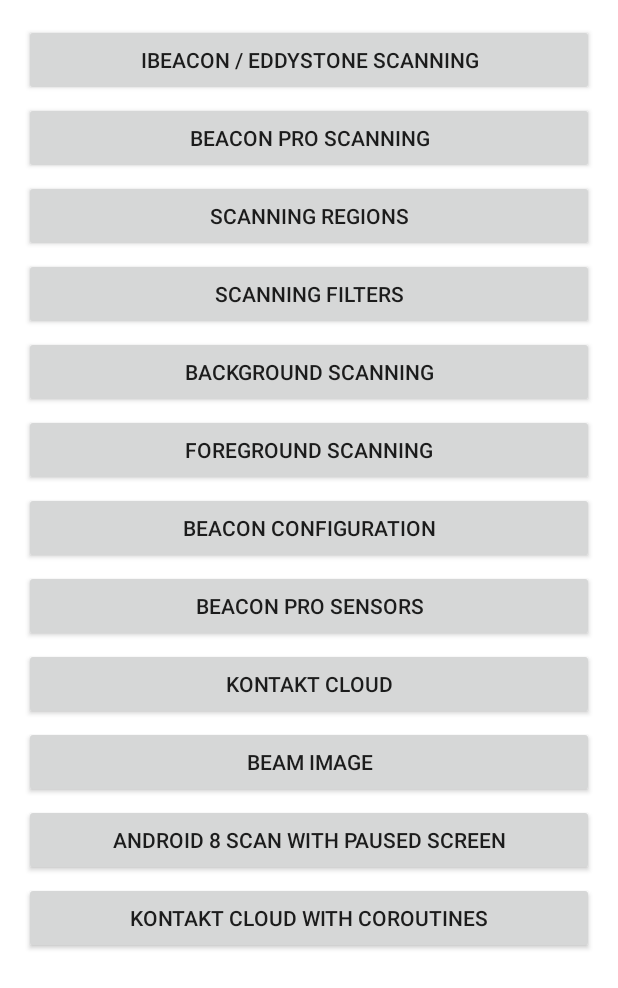
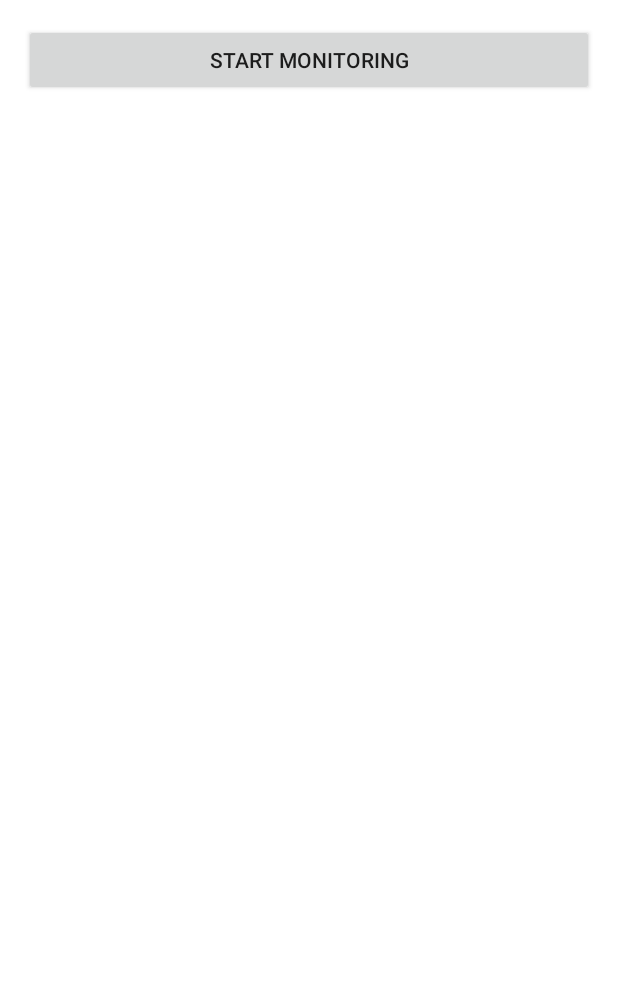
Before and after one commit to TommasoNocchi/DistractionPedestrianSystem, an Android app: the layout activity_main.xml on its own in the app's theme, with its tools: preview values and no code run, on a phone screen of 412 x 824 dp. Shown: the top 988 px of the screen. Run offline under Robolectric (Android 15) with nearby library versions, the phone set to English and light mode, and no system bars.

Commit message:
updated rssi and step counter checks

```diff
--- a/app/src/main/java/it/unipi/sample/samples/BackgroundScanActivity.java
+++ b/app/src/main/java/it/unipi/sample/samples/BackgroundScanActivity.java
@@ -67,12 +67,12 @@ public class BackgroundScanActivity extends AppCompatActivity implements View.On
   private boolean firstRilevation = true;
 
   // steps by second thresholds
-  private double MIN_STEP_SPEED_THRESHOLD = 2;
+  private double MIN_STEP_SPEED_THRESHOLD = 0.5;
   private double MAX_STEP_SPEED_THRESHOLD = 10;
-  private int RSSI_THRESHOLD = -100;
+  private int RSSI_THRESHOLD = -80;
   // user speed thresholds
-  private double MIN_USER_SPEED_THRESHOLD = 5;
-  private double MAX_USER_SPEED_THRESHOLD = 20;
+  private double MIN_USER_SPEED_THRESHOLD = 2;
+  private double MAX_USER_SPEED_THRESHOLD = 35;
   private int MEASURED_POWER = -69;
   private int ENVIROMENT_FACTOR_CONSTANT = 2; //Range 2-4: 2 = Low-strength
 
@@ -81,7 +81,7 @@ public class BackgroundScanActivity extends AppCompatActivity implements View.On
   private ArrayList<Rilevation> lastRilevations;
 
   private static Context context;
-  private ArrayList<RemoteBluetoothDevice> encountered_devs = new ArrayList<>(); // DA DECIDERE
+  private ArrayList<RemoteBluetoothDevice> encountered_devs = new ArrayList<>();
   @SuppressLint("NewApi")
   @Override
   protected void onCreate(Bundle savedInstanceState) {
@@ -115,6 +115,8 @@ public class BackgroundScanActivity extends AppCompatActivity implements View.On
     textView.setText("ON_CREATE");
 
     launchMainService();
+
+    //readFromFile(context);
   }
 
   private void sensorSetup(){
@@ -127,6 +129,8 @@ public class BackgroundScanActivity extends AppCompatActivity implements View.On
       finish();
     }
   }
+
+
 
   @Override
   public void onSensorChanged(SensorEvent event) {
@@ -274,6 +278,14 @@ public class BackgroundScanActivity extends AppCompatActivity implements View.On
     return false;
   }*/
 
+  @Override
+  public void onDestroy() {
+    super.onDestroy();
+
+    writeFileHistory(context);
+  }
+
+
   private void addRilevation(Rilevation newRilevation){
     Rilevation rilevation;
     for(int i=0; i<lastRilevations.size(); i++){
@@ -320,13 +332,18 @@ public class BackgroundScanActivity extends AppCompatActivity implements View.On
       }
       else{
         rilevation = getRilevation(device.getUniqueId());
+        if(rilevation == null)
+          rilevation = new Rilevation(device.getUniqueId(), device.getRssi(), device.getTimestamp());
+
+        else
+        {
           // I check if new device is nearest wrt last one. I check also if the speed is too high,
           // in such case there was an error in the rilevation
-        if((deviceRssi - rilevation.getRssi())/(deviceTimestamp - rilevation.getTimestamp()) < MIN_USER_SPEED_THRESHOLD &&
-              (deviceRssi - rilevation.getRssi())/(deviceTimestamp - rilevation.getTimestamp()) > MAX_USER_SPEED_THRESHOLD){ //(FORSE si può levare perch* c'è): ASCOLTARE AUDIO MINUTO 19:00 13/05/22 CHE MOTIVA DI TENERE QUESTO IF
+          //if(deviceRssi > lastRSSI) --> if(deviceRssi - lastRssi > SOGLIA)
+          if((deviceRssi - rilevation.getRssi())/(deviceTimestamp - rilevation.getTimestamp()) > MIN_USER_SPEED_THRESHOLD &&
+                  (deviceRssi - rilevation.getRssi())/(deviceTimestamp - rilevation.getTimestamp()) < MAX_USER_SPEED_THRESHOLD){ //(FORSE si può levare perch* c'è): ASCOLTARE AUDIO MINUTO 19:00 13/05/22 CHE MOTIVA DI TENERE QUESTO IF
             // I check if new device is too near
             if(deviceRssi > RSSI_THRESHOLD){ //PRE-ALERT
-
               /**
                //Soluzione 1 (PER ORA NON SI GESTISCE IL CASO SE ENTRA NEL PRE ALERT MA POI CI ESCE, QUINDI RILEVA UNO STEP COUNT E MANDA ERRONAMENTE L'ALERT)
                isInThePreAlert=false;
@@ -336,9 +353,10 @@ public class BackgroundScanActivity extends AppCompatActivity implements View.On
                //quando esce mandare ALERT
                */
 
-            // I check if the user is walking. I check also if he has performed too steps, in such case
+              // I check if the user is walking. I check also if he has performed too steps
+              //if(systemStepCount > last_step_count)
               if((systemStepCount - last_step_count)/(deviceTimestamp - rilevation.getTimestamp()) < MAX_STEP_SPEED_THRESHOLD &&
-                    (systemStepCount - last_step_count)/(deviceTimestamp - rilevation.getTimestamp()) < MIN_STEP_SPEED_THRESHOLD){
+                      (systemStepCount - last_step_count)/(deviceTimestamp - rilevation.getTimestamp()) > MIN_STEP_SPEED_THRESHOLD){
 
                 //ALERT mettere metri dal possibile pericolo per vedere che si sta avvicinando sempre di più
 
@@ -351,6 +369,8 @@ public class BackgroundScanActivity extends AppCompatActivity implements View.On
             rilevation.setRssi(deviceRssi);
             rilevation.setTimestamp(deviceTimestamp);
           }
+        }
+        addRilevation(rilevation);
       }
       System.out.println("Timestamp: " + new Timestamp(System.currentTimeMillis()).toString() + ", " + device.toString());
       statusText.setText(String.format("Total discovered devices: %d\n\nLast scanned device:\n%s", devicesCount, device.toString()));
--- a/app/src/main/res/layout/activity_main.xml
+++ b/app/src/main/res/layout/activity_main.xml
@@ -16,100 +16,13 @@
       >
 
     <androidx.appcompat.widget.AppCompatButton
-        android:id="@+id/button_scan_beacons"
-        android:layout_width="match_parent"
-        android:layout_height="wrap_content"
-        android:layout_marginBottom="4dp"
-        android:text="iBeacon / Eddystone Scanning"
-        />
-
-    <androidx.appcompat.widget.AppCompatButton
-        android:id="@+id/button_scan_beacons_pro"
-        android:layout_width="match_parent"
-        android:layout_height="wrap_content"
-        android:layout_marginBottom="4dp"
-        android:text="Beacon Pro Scanning"
-        />
-
-    <androidx.appcompat.widget.AppCompatButton
-        android:id="@+id/button_scan_regions"
-        android:layout_width="match_parent"
-        android:layout_height="wrap_content"
-        android:layout_marginBottom="4dp"
-        android:text="Scanning Regions"
-        />
-
-    <androidx.appcompat.widget.AppCompatButton
-        android:id="@+id/button_scan_filters"
-        android:layout_width="match_parent"
-        android:layout_height="wrap_content"
-        android:layout_marginBottom="4dp"
-        android:text="Scanning Filters"
-        />
-
-    <androidx.appcompat.widget.AppCompatButton
         android:id="@+id/button_scan_background"
         android:layout_width="match_parent"
         android:layout_height="wrap_content"
         android:layout_marginBottom="4dp"
-        android:text="Background Scanning"
+        android:text="Start monitoring"
         />
 
-    <androidx.appcompat.widget.AppCompatButton
-        android:id="@+id/button_scan_foreground"
-        android:layout_width="match_parent"
-        android:layout_height="wrap_content"
-        android:layout_marginBottom="4dp"
-        android:text="Foreground Scanning"
-        />
-
-    <androidx.appcompat.widget.AppCompatButton
-        android:id="@+id/button_beacon_config"
-        android:layout_width="match_parent"
-        android:layout_height="wrap_content"
-        android:layout_marginBottom="4dp"
-        android:text="Beacon Configuration"
-        />
-
-    <androidx.appcompat.widget.AppCompatButton
-        android:id="@+id/button_beacon_pro_sensors"
-        android:layout_width="match_parent"
-        android:layout_height="wrap_content"
-        android:layout_marginBottom="4dp"
-        android:text="Beacon Pro Sensors"
-        />
-
-    <androidx.appcompat.widget.AppCompatButton
-        android:id="@+id/button_kontakt_cloud"
-        android:layout_width="match_parent"
-        android:layout_height="wrap_content"
-        android:layout_marginBottom="4dp"
-        android:text="Kontakt Cloud"
-        />
-
-    <androidx.appcompat.widget.AppCompatButton
-        android:id="@+id/button_beam_image"
-        android:layout_width="match_parent"
-        android:layout_height="wrap_content"
-        android:layout_marginBottom="4dp"
-        android:text="Beam Image"
-        />
-
-    <androidx.appcompat.widget.AppCompatButton
-        android:id="@+id/button_scan_with_paused_screen"
-        android:layout_width="match_parent"
-        android:layout_height="wrap_content"
-        android:layout_marginBottom="4dp"
-        android:text="Android 8 scan with paused screen"
-        />
-
-    <androidx.appcompat.widget.AppCompatButton
-        android:id="@+id/button_kontakt_cloud_with_coroutines"
-        android:layout_width="match_parent"
-        android:layout_height="wrap_content"
-        android:layout_marginBottom="4dp"
-        android:text="Kontakt Cloud With Coroutines"
-        />
   </LinearLayout>
 
 </ScrollView>
--- a/app/src/main/res/layout/toolbar.xml
+++ b/app/src/main/res/layout/toolbar.xml
@@ -1,8 +1,6 @@
 <?xml version="1.0" encoding="utf-8"?>
-<androidx.appcompat.widget.Toolbar
-    xmlns:android="http://schemas.android.com/apk/res/android"
+<androidx.appcompat.widget.Toolbar xmlns:android="http://schemas.android.com/apk/res/android"
     android:layout_width="match_parent"
     android:layout_height="?attr/actionBarSize"
-    android:background="@color/primaryColor"
-    android:theme="@style/ThemeOverlay.AppCompat.Dark.ActionBar"
-    />
+    android:background="#009688"
+    android:theme="@style/ThemeOverlay.AppCompat.Dark.ActionBar" />
```
Lines whose indentation alone changed are shown as unchanged.
